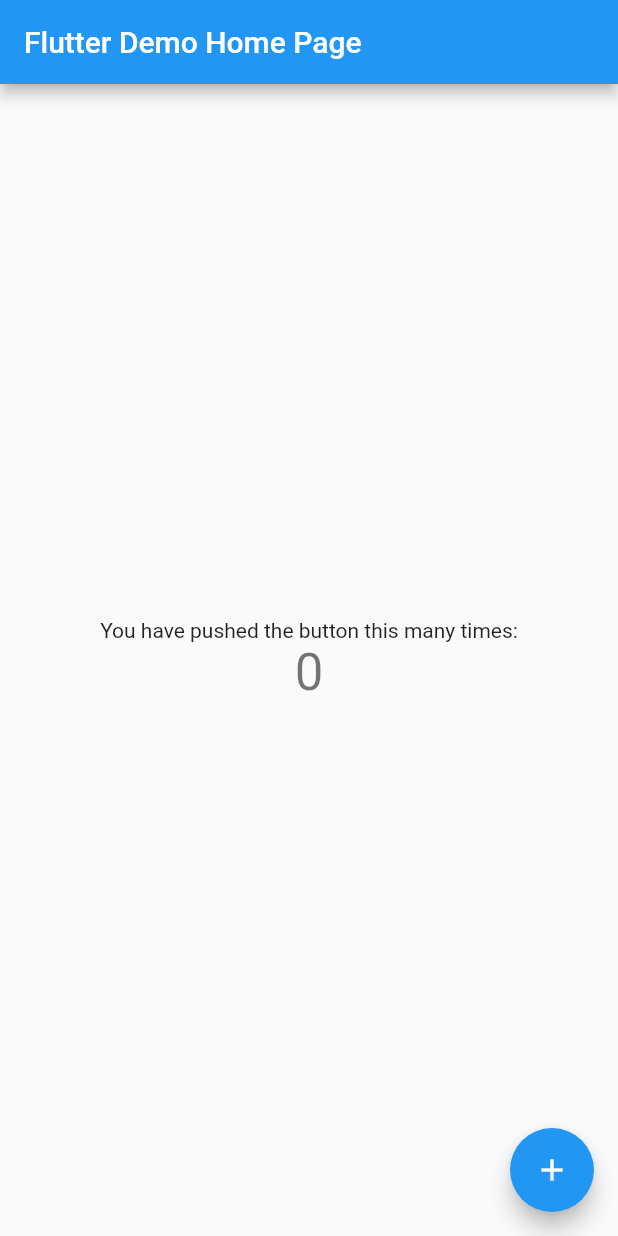
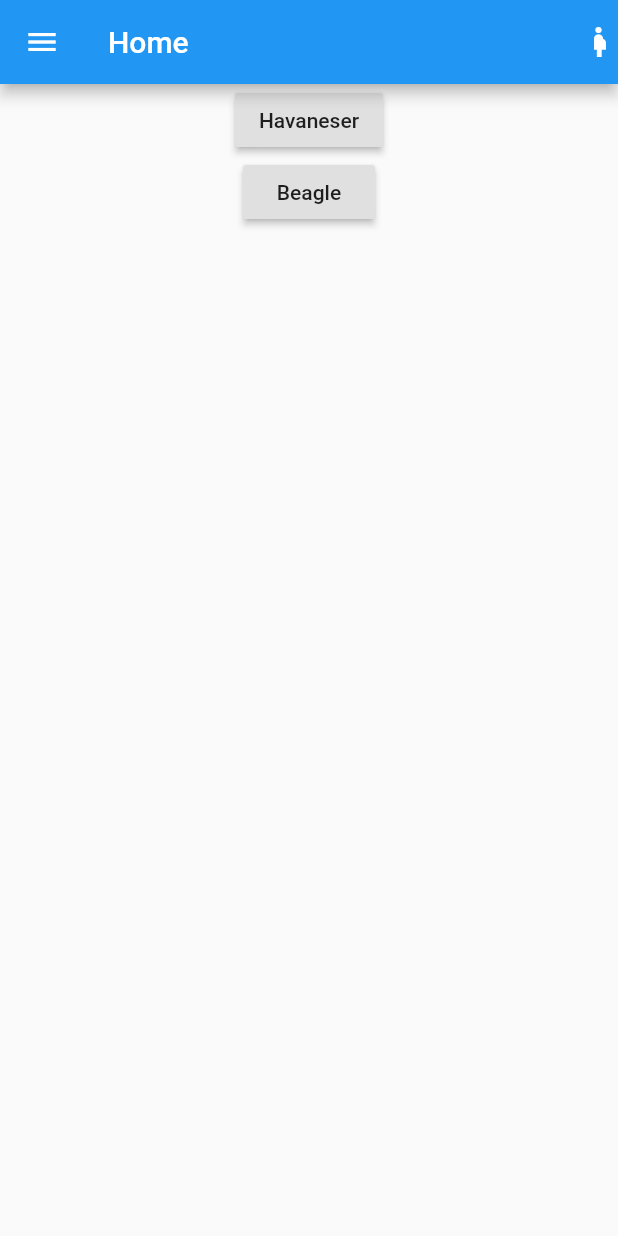
Before and after one commit to Syb10/flutter_basis_app, a Flutter app: the screen it shows after launch, on a phone screen of 412 x 824 dp. Run offline on Flutter 3.47's test engine with Material 2 defaults, Android fonts, the phone set to English and light mode, and no system bars.

Commit message:
hunde hinzugefügt

```diff
--- a/lib/main.dart
+++ b/lib/main.dart
@@ -1,4 +1,5 @@
 import 'package:flutter/material.dart';
+import 'package:flutter_basis_app/screens/home_screen.dart';
 
 void main() => runApp(MyApp());
 
@@ -9,103 +10,10 @@ class MyApp extends StatelessWidget {
     return MaterialApp(
       title: 'Flutter Demo',
       theme: ThemeData(
-        // This is the theme of your application.
-        //
-        // Try running your application with "flutter run". You'll see the
-        // application has a blue toolbar. Then, without quitting the app, try
-        // changing the primarySwatch below to Colors.green and then invoke
-        // "hot reload" (press "r" in the console where you ran "flutter run",
-        // or simply save your changes to "hot reload" in a Flutter IDE).
-        // Notice that the counter didn't reset back to zero; the application
-        // is not restarted.
+
         primarySwatch: Colors.blue,
       ),
-      home: MyHomePage(title: 'Flutter Demo Home Page'),
+      home: HomeScreen(),
     );
   }
 }
-
-class MyHomePage extends StatefulWidget {
-  MyHomePage({Key key, this.title}) : super(key: key);
-
-  // This widget is the home page of your application. It is stateful, meaning
-  // that it has a State object (defined below) that contains fields that affect
-  // how it looks.
-
-  // This class is the configuration for the state. It holds the values (in this
-  // case the title) provided by the parent (in this case the App widget) and
-  // used by the build method of the State. Fields in a Widget subclass are
-  // always marked "final".
-
-  final String title;
-
-  @override
-  _MyHomePageState createState() => _MyHomePageState();
-}
-
-class _MyHomePageState extends State<MyHomePage> {
-  int _counter = 0;
-
-  void _incrementCounter() {
-    setState(() {
-      // This call to setState tells the Flutter framework that something has
-      // changed in this State, which causes it to rerun the build method below
-      // so that the display can reflect the updated values. If we changed
-      // _counter without calling setState(), then the build method would not be
-      // called again, and so nothing would appear to happen.
-      _counter++;
-    });
-  }
-
-  @override
-  Widget build(BuildContext context) {
-    // This method is rerun every time setState is called, for instance as done
-    // by the _incrementCounter method above.
-    //
-    // The Flutter framework has been optimized to make rerunning build methods
-    // fast, so that you can just rebuild anything that needs updating rather
-    // than having to individually change instances of widgets.
-    return Scaffold(
-      appBar: AppBar(
-        // Here we take the value from the MyHomePage object that was created by
-        // the App.build method, and use it to set our appbar title.
-        title: Text(widget.title),
-      ),
-      body: Center(
-        // Center is a layout widget. It takes a single child and positions it
-        // in the middle of the parent.
-        child: Column(
-          // Column is also a layout widget. It takes a list of children and
-          // arranges them vertically. By default, it sizes itself to fit its
-          // children horizontally, and tries to be as tall as its parent.
-          //
-          // Invoke "debug painting" (press "p" in the console, choose the
-          // "Toggle Debug Paint" action from the Flutter Inspector in Android
-          // Studio, or the "Toggle Debug Paint" command in Visual Studio Code)
-          // to see the wireframe for each widget.
-          //
-          // Column has various properties to control how it sizes itself and
-          // how it positions its children. Here we use mainAxisAlignment to
-          // center the children vertically; the main axis here is the vertical
-          // axis because Columns are vertical (the cross axis would be
-          // horizontal).
-          mainAxisAlignment: MainAxisAlignment.center,
-          children: <Widget>[
-            Text(
-              'You have pushed the button this many times:',
-            ),
-            Text(
-              '$_counter',
-              style: Theme.of(context).textTheme.display1,
-            ),
-          ],
-        ),
-      ),
-      floatingActionButton: FloatingActionButton(
-        onPressed: _incrementCounter,
-        tooltip: 'Increment',
-        child: Icon(Icons.add),
-      ), // This trailing comma makes auto-formatting nicer for build methods.
-    );
-  }
-}
--- /dev/null
+++ b/lib/screens/home_screen.dart
@@ -0,0 +1,48 @@
+import 'package:flutter/cupertino.dart';
+import 'package:flutter/material.dart';
+import 'package:flutter_basis_app/screens/HavaneserScreen.dart';
+import 'package:flutter_basis_app/screens/beagle_screen.dart';
+
+class HomeScreen extends StatefulWidget {
+  @override
+  _HomeScreenState createState() => _HomeScreenState();
+}
+
+class _HomeScreenState extends State<HomeScreen> {
+  @override
+  Widget build(BuildContext context) {
+    return Scaffold(
+      appBar: AppBar(
+        leading: Icon(Icons.menu),
+        title: Text("Home"),
+        actions: <Widget>[
+          Icon(Icons.pregnant_woman),
+        ],
+      ),
+      body: Center(
+        child: Column(
+          children: <Widget>[
+            buildRaisedHunderasseButton(context, "Havaneser", HavaneserScreen()),
+            buildRaisedHunderasseButton(context, "Beagle", BeagleScreen()),
+
+
+          ],
+        ),
+      ),
+    );
+  }
+
+  Widget buildRaisedHunderasseButton(BuildContext context, text, widget) {
+    return RaisedButton(
+          onPressed: (){
+            Navigator.push(
+                context,
+                MaterialPageRoute(builder:
+                    (context) => widget,
+                )
+            );
+          },
+          child: Text(text),
+        );
+  }
+}
--- a/pubspec.yaml
+++ b/pubspec.yaml
@@ -41,8 +41,8 @@ flutter:
   uses-material-design: true
 
   # To add assets to your application, add an assets section, like this:
-  # assets:
-  #  - images/a_dot_burr.jpeg
+  assets:
+   - assets/images/beagle-13245.jpg
   #  - images/a_dot_ham.jpeg
 
   # An image asset can refer to one or more resolution-specific "variants", see
```
Also changed, not shown: lib/screens/HavaneserScreen.dart (added, +18 -0 lines), lib/screens/beagle_screen.dart (added, +23 -0 lines), assets/images/beagle-13245.jpg (added).
